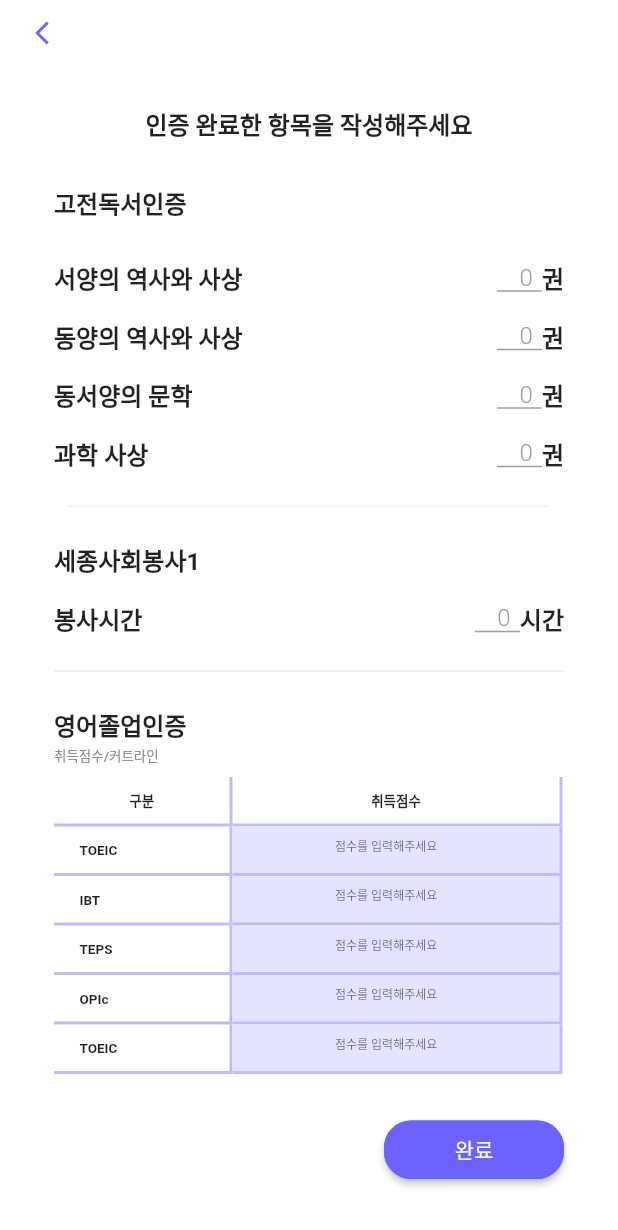
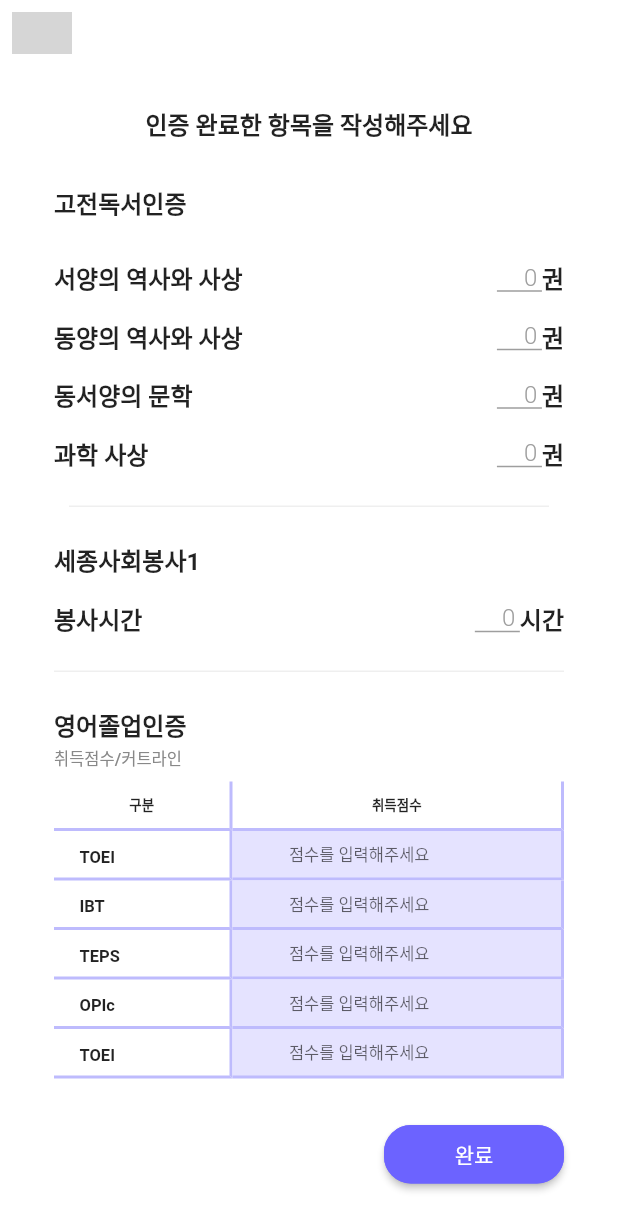
Before and after one commit to Sejong-Gateway/Gateway-flutter-app, a Flutter app: the FutureCourseSelect3 screen opened directly, after a tap on "다음", on a phone screen of 412 x 824 dp. Shown: the top 1230 px of the screen. Run offline on Flutter 3.47's test engine with Material 2 defaults, Android fonts, the phone set to English and light mode, and no system bars; our stand-ins replace dio, flutter_svg, get_it, percent_indicator, shared_preferences; accounts and stored records are empty; network calls fail; Roboto replaces fonts that are missing (Noto); statements that could not run were skipped; grey boxes are pictures that could not be loaded.

```diff
--- /dev/null
+++ b/lib/components/TextField.dart
@@ -0,0 +1,67 @@
+import 'package:flutter/material.dart';
+import 'package:flutter/material.dart' as Material;
+import 'package:login_page/utils/gateway_color.dart';
+
+class TextField extends StatefulWidget {
+  final String hintText;
+  final bool activation;
+  final String labelText;
+  final TextEditingController controller;
+
+  TextField({
+    Key key,
+    this.hintText,
+    this.activation,
+    this.controller,
+    this.labelText,
+  }) : super(key: key);
+
+  @override
+  State<StatefulWidget> createState() {
+    return _TextFieldState();
+  }
+}
+
+class _TextFieldState extends State<TextField> {
+  @override
+  void initState() {
+    super.initState();
+  }
+
+  Widget build(BuildContext) {
+    return Column(
+      children: [
+        this.widget.labelText != null ?
+        Align(
+          alignment: Alignment.centerLeft,
+          child: Text(
+            this.widget.labelText,
+            style: TextStyle(
+              fontSize: 16,
+              height: 1.5,
+              color: GatewayColor.black,
+              fontWeight: FontWeight.bold,
+            ),
+          ),
+        ) : SizedBox(),
+        Material.TextField(
+          controller: widget.controller,
+          decoration: InputDecoration(
+            hintText: widget.hintText,
+            suffixIconConstraints: BoxConstraints(
+              maxHeight: 8,
+              minWidth: 12,
+            ),
+            hintStyle: TextStyle(
+              color: GatewayColor.hintText,
+              fontSize: 12,
+              fontWeight: FontWeight.w300,
+            ),
+            contentPadding: EdgeInsets.only(top: 10),
+          ),
+          obscureText: widget.activation,
+        ),
+      ],
+    );
+  }
+}
--- a/lib/pages/certificate_req_page.dart
+++ b/lib/pages/certificate_req_page.dart
@@ -157,7 +157,7 @@ extension on CertificateReqInput {
                       '취득점수/커트라인',
                       style: TextStyle(
                           fontWeight: FontWeight.w500,
-                          fontSize: 9,
+                          fontSize: 11,
                           color: Color(0xff888888)),
                     ),
                   ),
@@ -174,7 +174,8 @@ extension on CertificateReqInput {
     );
   }
 
-  Widget _textField(String courseText, String countText, TextEditingController controller) {
+  Widget _textField(
+      String courseText, String countText, TextEditingController controller) {
     return Row(
       mainAxisAlignment: MainAxisAlignment.spaceBetween,
       children: [
@@ -190,9 +191,10 @@ extension on CertificateReqInput {
             Container(
               width: 30,
               child: TextField(
+                textAlign: TextAlign.end,
                 controller: controller,
                 decoration: InputDecoration(
-                  contentPadding: EdgeInsets.only(top: 0, left: 15),
+                  contentPadding: EdgeInsets.only(top: 0, right: 3),
                   isDense: true,
                   hintText: "0",
                   labelStyle: TextStyle(fontSize: 19),
@@ -237,8 +239,8 @@ extension on CertificateReqInput {
                 ),
               ),
             ),
-            Container(
-              width: 220,
+            Expanded(
+              child: Container(
                 height: 33,
                 decoration: BoxDecoration(
                   border: Border(
@@ -253,13 +255,14 @@ extension on CertificateReqInput {
                   ),
                 ),
               ),
+            ),
           ],
         ),
-        this._tableScoreInput("TOEIC",700, model.toeic),
-        this._tableScoreInput("IBT",700, model.ibt),
-        this._tableScoreInput("TEPS",700, model.teps),
-        this._tableScoreInput("OPIc",700, model.opic),
-        this._tableScoreInput("TOEIC Speaking",700, model.toeicSpeaking),
+        this._tableScoreInput("TOEIC", 700, model.toeic),
+        this._tableScoreInput("IBT", 700, model.ibt),
+        this._tableScoreInput("TEPS", 700, model.teps),
+        this._tableScoreInput("OPIc", 700, model.opic),
+        this._tableScoreInput("TOEIC Speaking", 700, model.toeicSpeaking),
         SizedBox(
           height: 31,
         ),
@@ -278,7 +281,7 @@ extension on CertificateReqInput {
                 ),
                 onPressed: () {
                   model.onClickNext();
-                  Navigator.of(context).push(MainPage.route());
+                  // Navigator.of(context).push(MainPage.route());
                 },
                 color: Color(0xff6c63ff),
                 textColor: Colors.white,
@@ -288,13 +291,14 @@ extension on CertificateReqInput {
           ],
         ),
         SizedBox(
-          height: 200,
+          height: 20,
         ),
       ],
     );
   }
 
-  Widget _tableScoreInput(String courseLabel,int courseScore, TextEditingController controller) {
+  Widget _tableScoreInput(
+      String courseLabel, int courseScore, TextEditingController controller) {
     return Row(
       children: [
         Container(
@@ -310,12 +314,12 @@ extension on CertificateReqInput {
             padding: EdgeInsets.fromLTRB(17, 11, 73, 9),
             child: Text(
               courseLabel,
-              style: TextStyle(fontSize: 9, fontWeight: FontWeight.bold),
+              style: TextStyle(fontSize: 11, fontWeight: FontWeight.bold),
             ),
           ),
         ),
-        Container(
-          width: 220,
+        Expanded(
+            child: Container(
           height: 33,
           decoration: BoxDecoration(
             border: Border(
@@ -325,26 +329,25 @@ extension on CertificateReqInput {
             color: Color(0xffe5e3ff),
           ),
           child: Container(
-            padding: EdgeInsets.only(right:65),
+            padding: EdgeInsets.only(right: 65),
             child: TextFormField(
               controller: controller,
-              //검증해서 점수 적는거 필요
-              style: TextStyle(fontSize: 8, fontWeight: FontWeight.w300 ),
+              style: TextStyle(fontSize: 11, fontWeight: FontWeight.w300),
               textAlign: TextAlign.end,
               cursorColor: Colors.black,
               decoration: new InputDecoration(
                 focusedBorder: InputBorder.none,
                 enabledBorder: InputBorder.none,
-                contentPadding: EdgeInsets.only(top: 0, left: 0, bottom: 20,right:0),
                 //prefixStyle: TextStyle(fontSize: 8, fontWeight: FontWeight.w300),
                 hintText: "점수를 입력해주세요",
-                hintStyle: TextStyle(fontSize: 8, fontWeight: FontWeight.w300),
-                suffixText : '/$courseScore',
-                suffixStyle: TextStyle(fontSize: 8, fontWeight: FontWeight.w300),
+                hintStyle: TextStyle(fontSize: 11, fontWeight: FontWeight.w300),
+                suffixText: '/$courseScore',
+                suffixStyle:
+                    TextStyle(fontSize: 11, fontWeight: FontWeight.w300),
               ),
             ),
           ),
-        ),
+        )),
       ],
     );
   }
--- a/lib/pages/main_page_tabs/current_course_tabTrue.dart
+++ b/lib/pages/main_page_tabs/current_course_tabTrue.dart
@@ -70,7 +70,7 @@ class CurrentCourseTabTrue extends StatelessWidget {
                                 children: [
                                   Container(
                                     padding:
-                                        EdgeInsets.fromLTRB(34, 12, 34, 12),
+                                        EdgeInsets.fromLTRB(24, 12, 24, 12),
                                     decoration: BoxDecoration(
                                       color: Colors.white,
                                       borderRadius: BorderRadius.circular(4),
--- a/lib/pages/main_page_tabs/current_tab.dart
+++ b/lib/pages/main_page_tabs/current_tab.dart
@@ -60,7 +60,7 @@ class CurrentStatusTab extends StatelessWidget {
                       height: 12,
                     ),
                     ProgressBar(
-                      labelText: "학문기초교양",
+                      labelText: "학문기교",
                       currentCredits: model.getSubjectCredit('교양선택1'),
                       totalCredits: 3,
                       noLimit: false,
--- a/lib/pages/main_page_tabs/future_course_tab.dart
+++ b/lib/pages/main_page_tabs/future_course_tab.dart
@@ -105,7 +105,7 @@ class futureCoursetab extends StatelessWidget {
                               children: [
                                 Container(
                                   padding:
-                                  EdgeInsets.fromLTRB(34, 12, 34, 12),
+                                  EdgeInsets.fromLTRB(24, 12, 24, 12),
                                   decoration: BoxDecoration(
                                     color: Colors.white,
                                     borderRadius: BorderRadius.circular(4),
@@ -131,7 +131,7 @@ class futureCoursetab extends StatelessWidget {
                                             height: 12,
                                           ),
                                           SizedBox(
-                                            width: 150,
+                                            width: 120,
                                             child: Text(
                                               subject.name,
                                               style: TextStyle(
--- a/lib/utils/gateway_color.dart
+++ b/lib/utils/gateway_color.dart
@@ -5,4 +5,6 @@ final _GatewayColor GatewayColor = _GatewayColor();
 class _GatewayColor{
   final Color mainText = Color(0xff6c63ff);
   final Color primary = Color(0xff6c63ff);
+  final Color hintText = Color(0xffdbdbdb);
+  final Color black = Color(0xff0000000);
 }
--- a/lib/viewmodel/certificate_req_viewmodel.dart
+++ b/lib/viewmodel/certificate_req_viewmodel.dart
@@ -1,10 +1,14 @@
 import 'package:flutter/cupertino.dart';
 import 'package:login_page/core/base_viewmodel.dart';
 import 'package:login_page/core/di_container.dart';
+import 'package:login_page/service/api/auth/auth_api.dart';
+import 'package:login_page/service/api/common/token.dart';
 import 'package:login_page/service/flow/register_flow.dart';
 
 class CertificateReqViewModel extends BaseViewModel {
   RegisterFlow _registerFlow = diContainer<RegisterFlow>();
+  AuthApi _authApiService = diContainer<AuthApi>();
+  TokenService _tokenService = diContainer<TokenService>();
 
   TextEditingController westernBook = TextEditingController();
   TextEditingController easternBook = TextEditingController();
@@ -17,7 +21,7 @@ class CertificateReqViewModel extends BaseViewModel {
   TextEditingController opic = TextEditingController();
   TextEditingController toeicSpeaking = TextEditingController();
 
-  void onClickNext() {
+  void onClickNext() async{
     try{
       _registerFlow.setScore(
         westernBook: westernBook.text.isNotEmpty ? westernBook.text : "0",
@@ -31,10 +35,11 @@ class CertificateReqViewModel extends BaseViewModel {
         opic: westernBook.text.isNotEmpty ? opic.text: "0",
         toeicSpeaking: westernBook.text.isNotEmpty ? toeicSpeaking.text: "0",
       );
-      _registerFlow.registerUser();
+      await _registerFlow.registerUser();
+      String accessToken = await _authApiService.login(_registerFlow.studentId, _registerFlow.user_pw);
+      _tokenService.setAccessToken(accessToken);
     }catch(e){
       print(e);
     }
-
   }
 }
--- a/pubspec.yaml
+++ b/pubspec.yaml
@@ -60,8 +60,9 @@ flutter:
 
   # To add assets to your application, add an assets section, like this:
   assets:
-    - asset/
+    - asset/icons/
     - asset/arrowSVG/
+
 
 
   # An image asset can refer to one or more resolution-specific "variants", see
```
Also changed, not shown: lib/components/Checkbox.dart (added, +70 -0 lines), lib/pages/course_select_pages/current_select_p1.dart (+6 -10 lines), lib/pages/course_select_pages/current_select_p2.dart (+7 -12 lines), lib/pages/course_select_pages/current_select_p3.dart (+7 -12 lines), lib/pages/course_select_pages/future_select_p1.dart (+7 -15 lines), lib/pages/course_select_pages/future_select_p2.dart (+6 -13 lines), lib/pages/course_select_pages/future_select_p3.dart (+6 -13 lines), lib/pages/login_page.dart (+38 -161 lines), lib/pages/main_page.dart (+7 -15 lines), 10 other files. Lines whose indentation alone changed are shown as unchanged.
